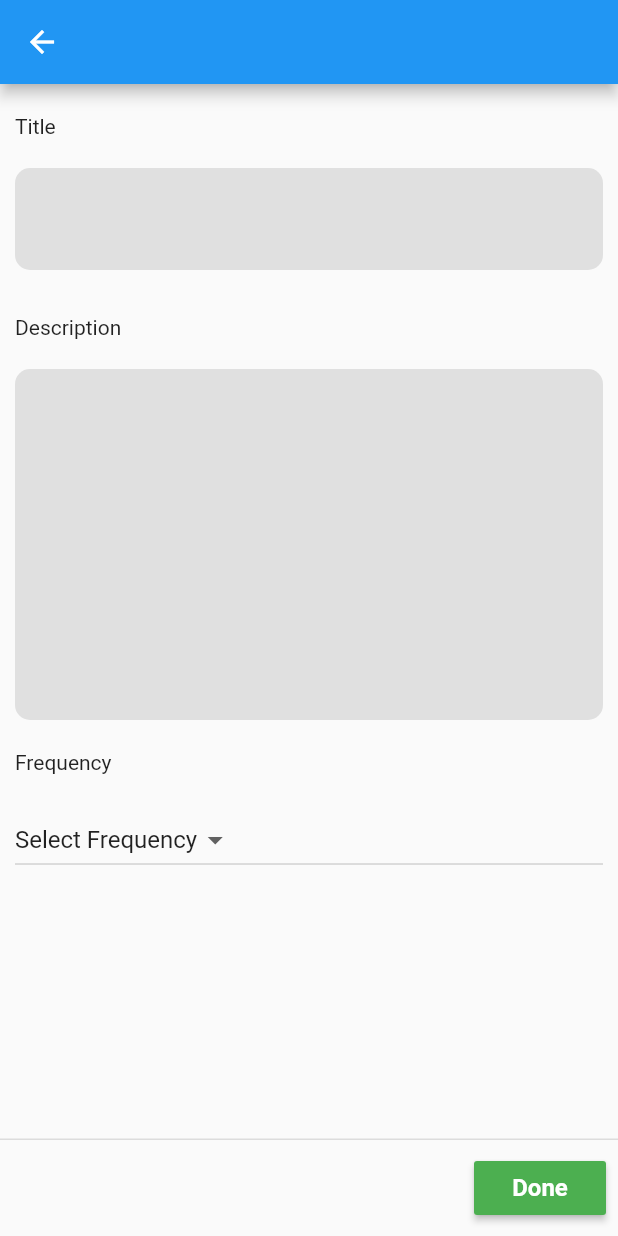
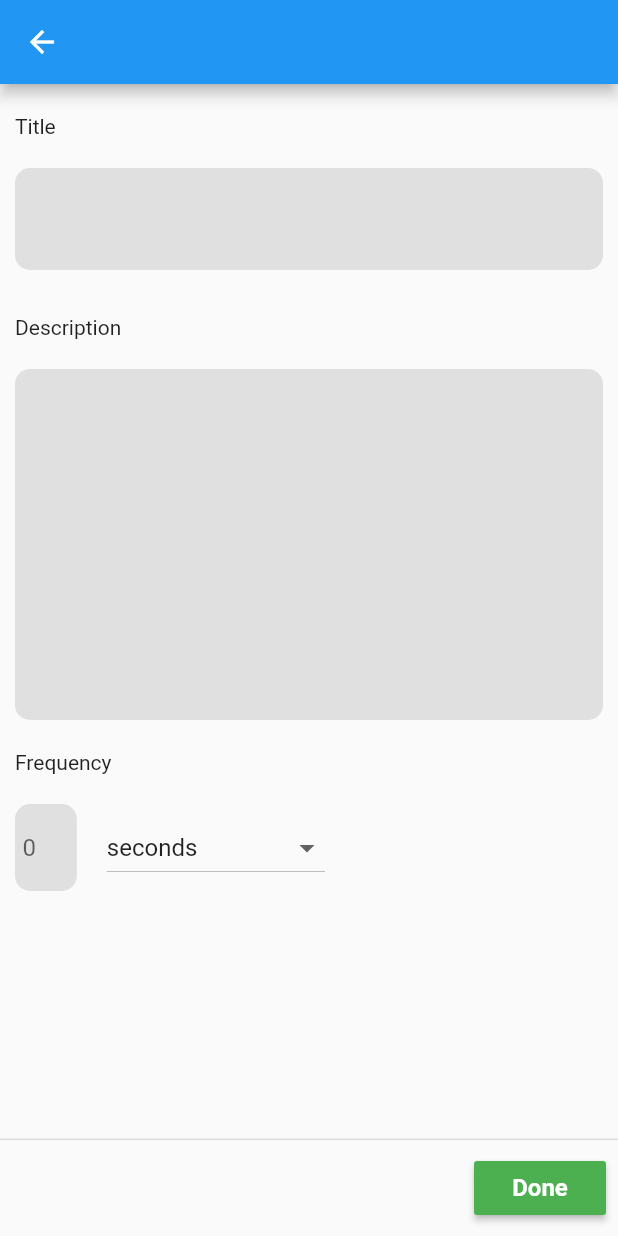
Before and after one commit to lord-tx/routine_checker, a Flutter app: the screen it shows after launch, after a tap on the "add" icon, on a phone screen of 412 x 824 dp. Run offline on Flutter 3.47's test engine with Material 2 defaults, Android fonts, the phone set to English and light mode, and no system bars; our stand-ins replace flutter_local_notifications; missing offline and left inert: cron.

Commit message:
feats (time_dump) - rushed through the application to implement basic parts including notification.
affected files{
  home.dart,
  main.dart,
  pubspec.yaml,
  frequency_dropdown.dart,
  routine - model, provider, tile, view.dart
}

added files{
  routine_view_model.dart,
  notification_service.dart,
  frequency_enum.dart
}

deleted files {
  tile_clock.dart
}

Note: These changes were accumulated over a day, ensure to integrate only necessary changes.

Critical: No breaking changes.

reviewed by: Mark Jordan (JP)
ref no:

```diff
--- /dev/null
+++ b/lib/core/services/notification_service.dart
@@ -0,0 +1,4 @@
+import 'package:flutter_local_notifications/flutter_local_notifications.dart';
+
+final FlutterLocalNotificationsPlugin flutterLocalNotificationsPlugin =
+FlutterLocalNotificationsPlugin();
--- a/lib/main.dart
+++ b/lib/main.dart
@@ -1,8 +1,35 @@
 import 'package:flutter/material.dart';
+import 'package:flutter_local_notifications/flutter_local_notifications.dart';
+import 'package:provider/provider.dart';
+import 'package:routine_checker/providers/routine_provider.dart';
 import 'package:routine_checker/ui/views/base_view.dart';
 
 
-void main() {
+Future<void> main() async{
+  WidgetsFlutterBinding.ensureInitialized();
+
+  FlutterLocalNotificationsPlugin flutterLocalNotificationsPlugin =
+  FlutterLocalNotificationsPlugin();
+// initialise the plugin. app_icon needs to be a added as a drawable resource to the Android head project
+  const AndroidInitializationSettings initializationSettingsAndroid =
+  AndroidInitializationSettings('app_icon');
+  final IOSInitializationSettings initializationSettingsIOS =
+  IOSInitializationSettings(
+      onDidReceiveLocalNotification: (
+      int id,
+      String? title,
+      String? body,
+      String? payload,
+  ) async {});
+
+  final InitializationSettings initializationSettings = InitializationSettings(
+      android: initializationSettingsAndroid,
+      iOS: initializationSettingsIOS,);
+
+  await flutterLocalNotificationsPlugin.initialize(initializationSettings,
+      onSelectNotification: (String? payload){});
+  // TODO: Implement payload redirection
+
   runApp(const RoutineChecker());
 }
 
@@ -11,13 +38,15 @@ class RoutineChecker extends StatelessWidget {
 
   @override
   Widget build(BuildContext context) {
-    return MaterialApp(
-      title: 'Routine Checker',
-      debugShowCheckedModeBanner: false,
-      theme: ThemeData(
-        primarySwatch: Colors.blue,
+    return ChangeNotifierProvider(create: (_) => RoutineProvider(),
+      child: MaterialApp(
+        title: 'Routine Checker',
+        debugShowCheckedModeBanner: false,
+        theme: ThemeData(
+          primarySwatch: Colors.blue,
+        ),
+        home: const BaseView()
       ),
-      home: const BaseView()
     );
   }
 }
--- a/lib/model/routine_model.dart
+++ b/lib/model/routine_model.dart
@@ -1,4 +1,6 @@
 import 'package:collection/collection.dart';
+import 'package:cron/cron.dart';
+import 'package:flutter/foundation.dart';
 import 'package:routine_checker/core/enums/routine_performance.dart';
 
 /// The Routine Class houses the variables and functionality of all
@@ -10,20 +12,28 @@ const defaultExpiry = Duration(minutes: 15);
 
 class Routine{
   Routine({
-    required this.id,
     required this.title,
     required this.description,
-    this.done = false
-});
+    required this.schedule,
+    this.frequency,
+    this.done,
+}){
+    id = generateId();
+    if (kDebugMode) {
+      print(id);
+    }
+  }
 
   // Basis Routine Information
   int? id;
   String? title;
   String? description;
-  DateTime? frequency;
-  DateTime? expiration;
+  Schedule? schedule;
+  String? frequency;
+  Duration? expiration = defaultExpiry;
   List<int> routinePerformance = [];
   bool? done;
+  bool? activate;
 
   // Basic Routine Functionality
   // Introduce chaining to reduce initialization complexity
@@ -37,10 +47,6 @@ class Routine{
     return this;
   }
 
-  Routine setExpiration(){
-    expiration = frequency?.add(defaultExpiry);
-    return this;
-  }
 
   // Boolean activation omitted from chaining
   void markDone() => done = true;
@@ -58,4 +64,8 @@ class Routine{
       return 0;
     }
   }
+
+  int generateId(){
+    return DateTime.now().millisecondsSinceEpoch.toInt();
+  }
 }
--- a/lib/ui/views/home.dart
+++ b/lib/ui/views/home.dart
@@ -1,4 +1,8 @@
 import 'package:flutter/material.dart';
+import 'package:flutter_local_notifications/flutter_local_notifications.dart';
+import 'package:provider/provider.dart';
+import 'package:routine_checker/core/services/notification_service.dart';
+import 'package:routine_checker/providers/routine_provider.dart';
 import 'package:routine_checker/ui/widgets/routine_tile/routine_tile.dart';
 
 /// This class would house al the elements added according to time-added
@@ -11,24 +15,55 @@ class Home extends StatefulWidget {
 }
 
 class _HomeState extends State<Home> {
+
+  @override
+  void initState() {
+    super.initState();
+    _requestPermissions();
+  }
+
+  void _requestPermissions() {
+    flutterLocalNotificationsPlugin
+        .resolvePlatformSpecificImplementation<
+        IOSFlutterLocalNotificationsPlugin>()
+        ?.requestPermissions(
+      alert: true,
+      badge: true,
+      sound: true,
+    );
+  }
+
   @override
   Widget build(BuildContext context) {
-    return ListView(
-      children: const [
-        RoutineTile(done: true,),
-        RoutineTile(),
-        RoutineTile(done: false),
-        RoutineTile(),
-        RoutineTile(),
-        RoutineTile(),
-        RoutineTile(),
-        RoutineTile(done: true,),
-        RoutineTile(),
-        RoutineTile(),
-        RoutineTile(done: true,),
-        RoutineTile(),
-        RoutineTile(),
-      ],
+    return Consumer<RoutineProvider>(
+        builder: (context, provider, child) {
+          return ListView.builder(
+            itemCount: provider.routines.length,
+            itemBuilder: (context, index) {
+              return Dismissible(
+                // Each Dismissible must contain a Key. Keys allow Flutter to
+                // uniquely identify widgets.
+                  key: Key(provider.routines[index].id.toString()),
+                  // Provide a function that tells the app
+                  // what to do after an item has been swiped away.
+                  background: Container(color: Colors.red),
+                  onDismissed: (direction) {
+                    // Then show a snackbar.
+                    ScaffoldMessenger.of(context)
+                        .showSnackBar(
+                        SnackBar(
+                            content: Text(
+                                '${provider.routines[index].title} dismissed'))
+                    );
+                    // Remove the item from the data source.
+                    setState(() {
+                      provider.deleteRoutine(provider.routines[index]);
+                    });
+                  },
+                  child: RoutineTile(routine: provider.routines[index]));
+            },
+          );
+        }
     );
   }
 }
--- a/lib/ui/views/routine/routine_manip_view.dart
+++ b/lib/ui/views/routine/routine_manip_view.dart
@@ -1,4 +1,6 @@
 import 'package:flutter/material.dart';
+import 'package:routine_checker/model/routine_model.dart';
+import 'package:routine_checker/ui/view_models/routine_view_model.dart';
 import 'package:routine_checker/ui/widgets/frequency_dropdown.dart';
 import 'package:routine_checker/utils/text_styles.dart';
 
@@ -6,11 +8,29 @@ import 'package:routine_checker/utils/text_styles.dart';
 /// interfaces to correspond with the preferred manipulation.
 
 
-class RoutineManip extends StatelessWidget {
+class RoutineManip extends StatefulWidget {
+  /// Parameters used in Edit (Manip) mode
+  final bool edit;
+  final Routine? routine;
+
+  const RoutineManip({Key? key, this.edit = false, this.routine}) : super(key: key);
+
+  @override
+  State<RoutineManip> createState() => _RoutineManipState();
+}
+
+class _RoutineManipState extends State<RoutineManip> {
   final TextEditingController titleController = TextEditingController();
   final TextEditingController descriptionController = TextEditingController();
+  final TextEditingController timeController = TextEditingController();
 
-  RoutineManip({Key? key}) : super(key: key);
+  @override
+  void initState() {
+    super.initState();
+    titleController.text = widget.routine?.title ?? "";
+    descriptionController.text = widget.routine?.description ?? "";
+    timeController.text = widget.routine?.frequency ?? "";
+  }
 
   @override
   Widget build(BuildContext context) {
@@ -18,7 +38,22 @@ class RoutineManip extends StatelessWidget {
       appBar: AppBar(),
       persistentFooterButtons: [
         MaterialButton(
-          onPressed: (){},
+          onPressed: (){
+            RoutineViewModel viewModel = RoutineViewModel(buildContext: context);
+            if (widget.edit){
+              viewModel.editRoutine(
+                  widget.routine?.id ?? 0,
+                  titleController.text,
+                  descriptionController.text,
+              );
+            } else {
+              viewModel.createRoutine(
+                  titleController.text,
+                  descriptionController.text,
+                  timeController.text
+              );
+            }
+          },
           color: Colors.green,
           child: const Text("Done", style: TextStyles.routineTextMedium,),
         ),
@@ -69,9 +104,32 @@ class RoutineManip extends StatelessWidget {
               padding: EdgeInsets.all(10.0),
               child: Text("Frequency"),
             ),
-            Container(
-              margin: const EdgeInsets.all(10),
-              child: const DropDown(),
+            Row(
+              mainAxisSize: MainAxisSize.max,
+              children: [
+                Container(
+                  width: MediaQuery.of(context).size.width * 0.1,
+                  margin: const EdgeInsets.all(10),
+                  padding: const EdgeInsets.all(5),
+                  decoration: BoxDecoration(
+                    borderRadius: BorderRadius.circular(10),
+                    color: Colors.grey[300],
+                  ),
+                  child: TextField(
+                    maxLength: 2,
+                    controller: timeController,
+                    decoration: const InputDecoration(
+                      hintText: "0",
+                      counterText: "",
+                      border: InputBorder.none
+                    ),
+                  ),
+                ),
+                Container(
+                  margin: const EdgeInsets.all(10),
+                  child: const DropDown(),
+                ),
+              ],
             )
           ],
         ),
--- a/lib/ui/widgets/frequency_dropdown.dart
+++ b/lib/ui/widgets/frequency_dropdown.dart
@@ -1,4 +1,7 @@
 import 'package:flutter/material.dart';
+import 'package:provider/provider.dart';
+import 'package:routine_checker/core/enums/frequency_enum.dart';
+import 'package:routine_checker/providers/routine_provider.dart';
 
 class DropDown extends StatefulWidget {
   const DropDown({Key? key}) : super(key: key);
@@ -9,31 +12,28 @@ class DropDown extends StatefulWidget {
 
 class _DropDownState extends State<DropDown> {
 
-  final List<String> frequency = [
-    "Select Frequency",
-    "Hourly",
-    "Daily",
-    "Weekly",
-    "Monthly",
-    "Yearly"
-  ];
-
-  String selectedValue = "Select Frequency";
+  // DEFAULTS
+  String? selectedValue = 'seconds';
+  RoutineFrequency routineFrequency = RoutineFrequency.seconds;
 
   @override
   Widget build(BuildContext context) {
     return DropdownButton<String>(
+      hint: const Text("Select Frequency"),
       value: selectedValue,
       dropdownColor: Colors.grey[300],
-        items: frequency.map((value) {
+      items: RoutineFrequency.values.map((val) {
         return DropdownMenuItem(
-            value: value,
-            child: Text(value),
+          value: val.name,
+          child: Text(val.name),
         );
       }).toList(),
       onChanged: (value){
         setState((){
           selectedValue = value!;
+          /// Pass the converted value of the enum back to the proper enum
+          Provider.of<RoutineProvider>(
+              context, listen: false).rf = routineFrequency.toEnum(value);
         });
       }
     );
--- a/lib/ui/widgets/tile_clock.dart
+++ /dev/null
@@ -1,23 +0,0 @@
-import 'package:flutter/material.dart';
-import 'package:intl/intl.dart';
-
-class TileClock extends StatelessWidget {
-  const TileClock({Key? key}) : super(key: key);
-
-  @override
-  Widget build(BuildContext context) {
-    return SizedBox(
-      width: MediaQuery.of(context).size.width * 0.2,
-      child: StreamBuilder(
-        stream: Stream.periodic(const Duration(seconds: 1)),
-        builder: (context, snapshot) {
-          return Center(
-            child: Text(
-              DateFormat('MM/dd/yyyy hh:mm:ss').format(DateTime.now()),
-            ),
-          );
-        },
-      ),
-    );
-  }
-}
```
Also changed, not shown: lib/core/enums/frequency_enum.dart (added, +88 -0 lines), lib/providers/routine_provider.dart (+87 -1 lines), lib/ui/view_models/routine_view_model.dart (added, +29 -0 lines), lib/ui/views/routine/routine_view.dart (+80 -0 lines), lib/ui/widgets/routine_tile/routine_tile.dart (+22 -10 lines), pubspec.yaml (+17 -4 lines), pubspec.lock, 4 other files. Lines whose indentation alone changed are shown as unchanged.
